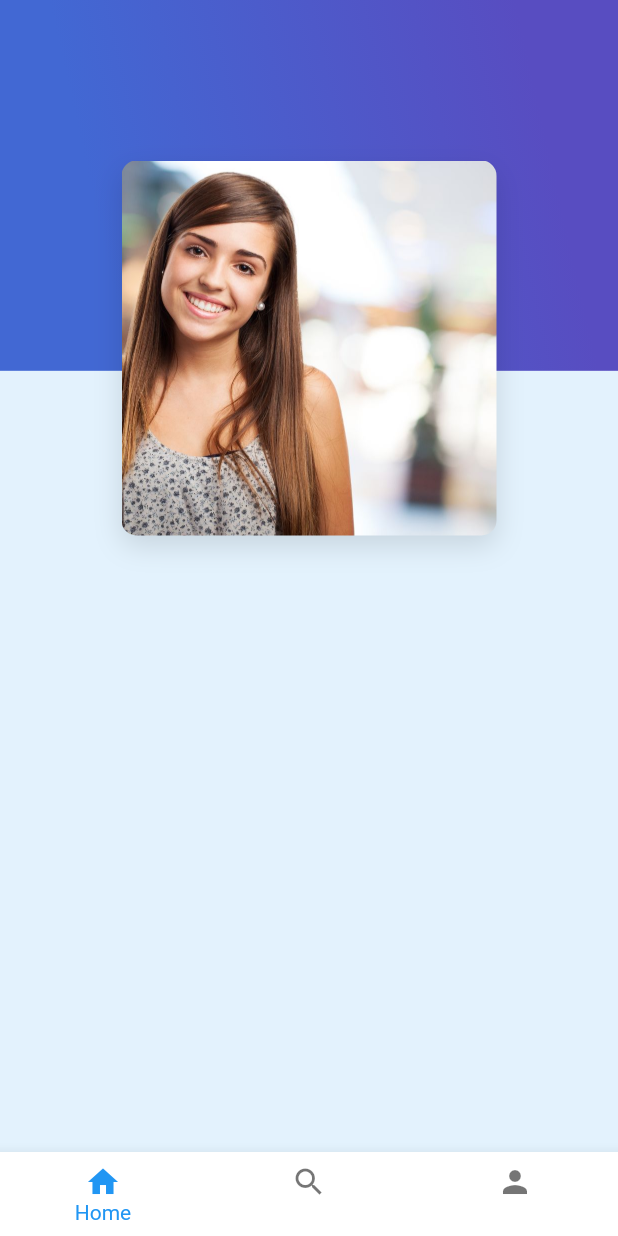
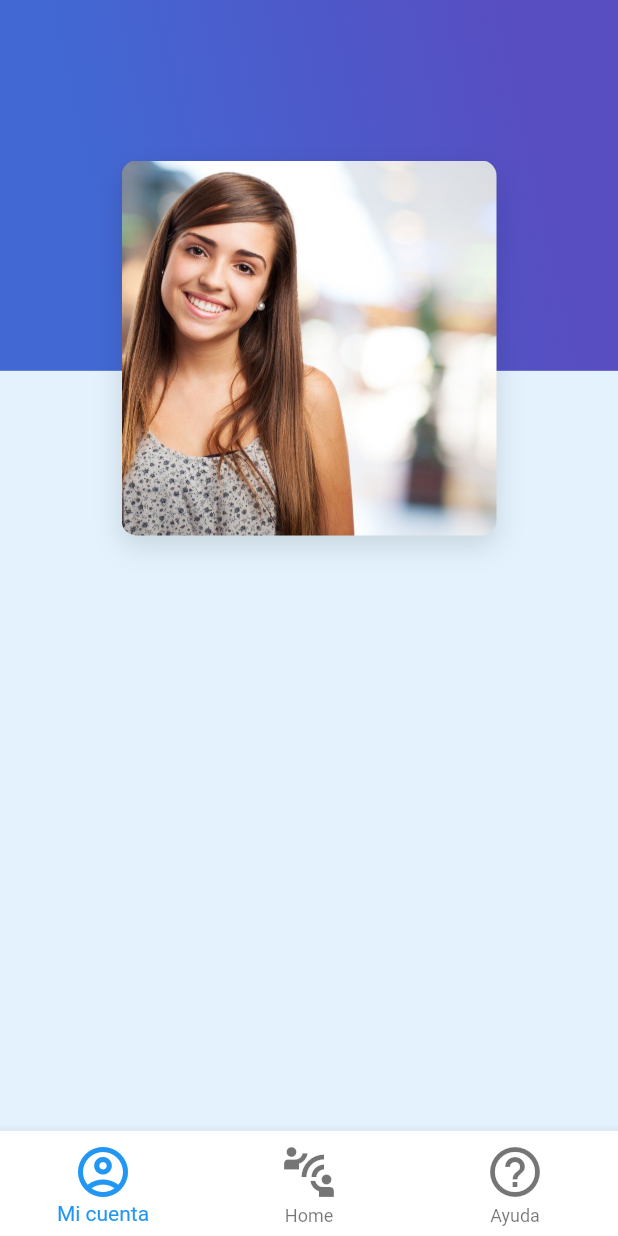
Before and after one commit to GeralPinzon/GestureApp, a Flutter app: the Home screen opened by its route, on a phone screen of 412 x 824 dp. Run offline on Flutter 3.47's test engine with Material 2 defaults, Android fonts, the phone set to English and light mode, and no system bars.

Commit message:
cambio iconos navbar

```diff
--- a/lib/main.dart
+++ b/lib/main.dart
@@ -21,7 +21,7 @@ class MyApp extends StatelessWidget {
         primarySwatch: Colors.blue,
         visualDensity: VisualDensity.adaptivePlatformDensity,
       ),
-      initialRoute: 'principal',
+      initialRoute: 'home',
       routes: routes,
     );
   }
--- a/lib/pages/home.dart
+++ b/lib/pages/home.dart
@@ -56,16 +56,40 @@ class Home extends StatelessWidget {
         ),
         child: BottomNavigationBar(onTap: (value) => {}, items: [
           BottomNavigationBarItem(
-            icon: Icon(Icons.home),
-            title: Text("Home"),
+            icon: Icon(
+              Icons.account_circle_outlined,
+              size: 40,
+            ),
+            title: Text(
+              "Mi cuenta",
+              style: TextStyle(
+                fontSize: MediaQuery.of(context).textScaleFactor * 14,
+              ),
+            ),
           ),
           BottomNavigationBarItem(
-            icon: Icon(Icons.search),
-            title: Text(""),
+            icon: Icon(
+              Icons.connect_without_contact_outlined,
+              size: 40,
+            ),
+            title: Text(
+              "Home",
+              style: TextStyle(
+                fontSize: MediaQuery.of(context).textScaleFactor * 14,
+              ),
+            ),
           ),
           BottomNavigationBarItem(
-            icon: Icon(Icons.person),
-            title: Text(""),
+            icon: Icon(
+              Icons.help_outline_outlined,
+              size: 40,
+            ),
+            title: Text(
+              "Ayuda",
+              style: TextStyle(
+                fontSize: MediaQuery.of(context).textScaleFactor * 14,
+              ),
+            ),
           ),
         ]),
       ),
```
